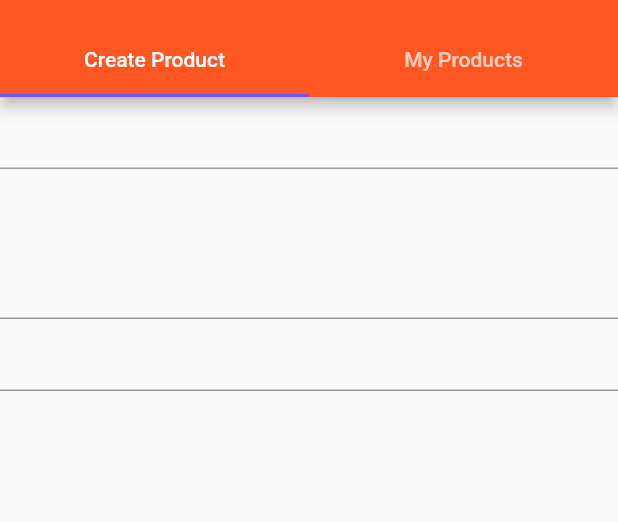
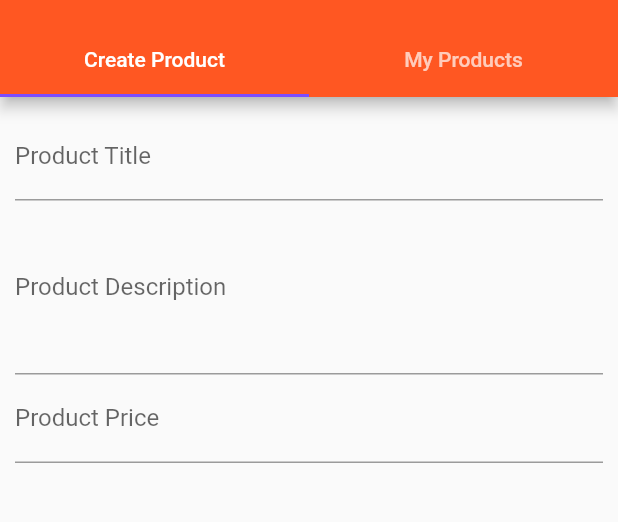
Before and after one commit to ardiibas/flutter_course, a Flutter app: the ManageProduct screen opened directly, on a phone screen of 412 x 824 dp, the part 59-581 px from its top. Run offline on Flutter 3.47's test engine with Material 2 defaults, Android fonts, the phone set to English and light mode, and no system bars.

```diff
--- a/lib/pages/product_create.dart
+++ b/lib/pages/product_create.dart
@@ -16,9 +16,16 @@ class _CreateProductState extends State<CreateProduct> {
   @override
   Widget build(BuildContext context) {
     // TODO: implement build
-    return Column(
+    return Container(
+      margin: EdgeInsets.all(10.0),
+      child: ListView(
         children: <Widget>[
           TextField(
+            decoration: InputDecoration(
+              labelText: "Product Title",
+              // border: OutlineInputBorder(
+              //     borderRadius: BorderRadius.all(Radius.circular(4.0))),
+            ),
             onChanged: (String value) {
               setState(() {
                 titleValue = value;
@@ -26,6 +33,11 @@ class _CreateProductState extends State<CreateProduct> {
             },
           ),
           TextField(
+            decoration: InputDecoration(
+              labelText: "Product Description",
+              // border: OutlineInputBorder(
+              //     borderRadius: BorderRadius.all(Radius.circular(4.0))),
+            ),
             maxLines: 4,
             onChanged: (String value) {
               setState(() {
@@ -34,6 +46,11 @@ class _CreateProductState extends State<CreateProduct> {
             },
           ),
           TextField(
+            decoration: InputDecoration(
+              labelText: "Product Price",
+              // border: OutlineInputBorder(
+              //     borderRadius: BorderRadius.all(Radius.circular(4.0))),
+            ),
             keyboardType: TextInputType.number,
             onChanged: (String value) {
               setState(() {
@@ -42,6 +59,7 @@ class _CreateProductState extends State<CreateProduct> {
             },
           ),
         ],
+      ),
     );
   }
 }
```
Lines whose indentation alone changed are shown as unchanged.
